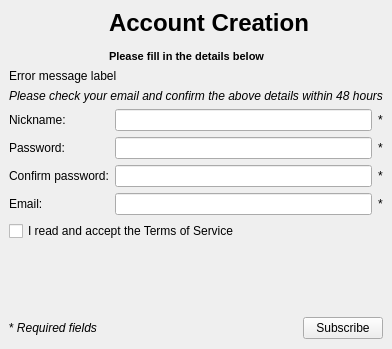
Old version of the form wengophone/src/presentation/qt/webservices/subscribe/SubscribeWengo1.ui in the repository tkrotoff/WengoPhone.
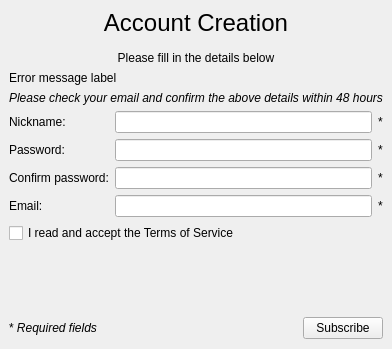
New version of the form.

```diff
--- a/wengophone/src/presentation/qt/webservices/subscribe/SubscribeWengo1.ui
+++ b/wengophone/src/presentation/qt/webservices/subscribe/SubscribeWengo1.ui
@@ -436,20 +436,12 @@
        </disabled>
       </palette>
      </property>
-     <property name="font" >
-      <font>
-       <family>MS Shell Dlg</family>
-       <pointsize>8</pointsize>
-       <weight>75</weight>
-       <italic>false</italic>
-       <bold>true</bold>
-       <underline>false</underline>
-       <strikeout>false</strikeout>
-      </font>
-     </property>
      <property name="text" >
       <string>&lt;span style="font-size:18pt;">Account Creation&lt;/span>&lt;br />&lt;br />&lt;span>Please fill in the details below&lt;/span></string>
      </property>
+     <property name="alignment" >
+      <set>Qt::AlignCenter</set>
+     </property>
      <property name="indent" >
       <number>100</number>
      </property>
```
